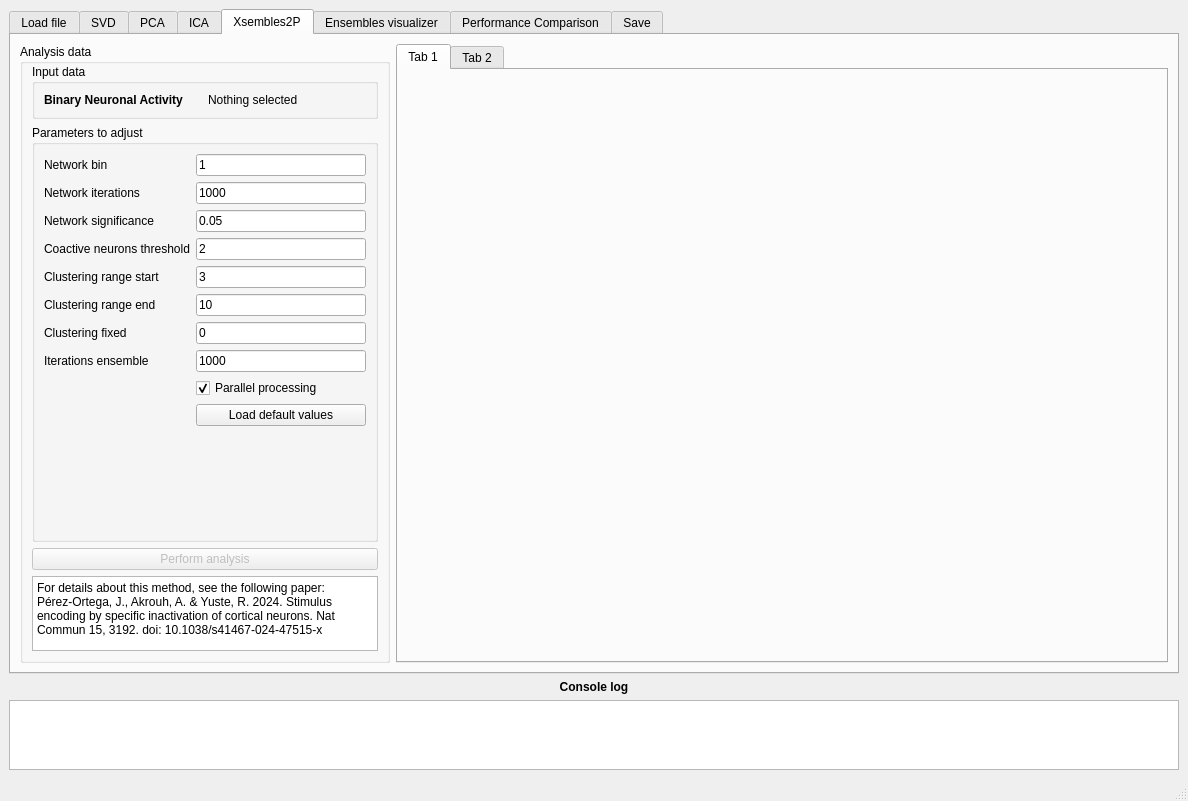
Qt form gui/MainWindow.ui (rivelco/ENCORE) before a commit.
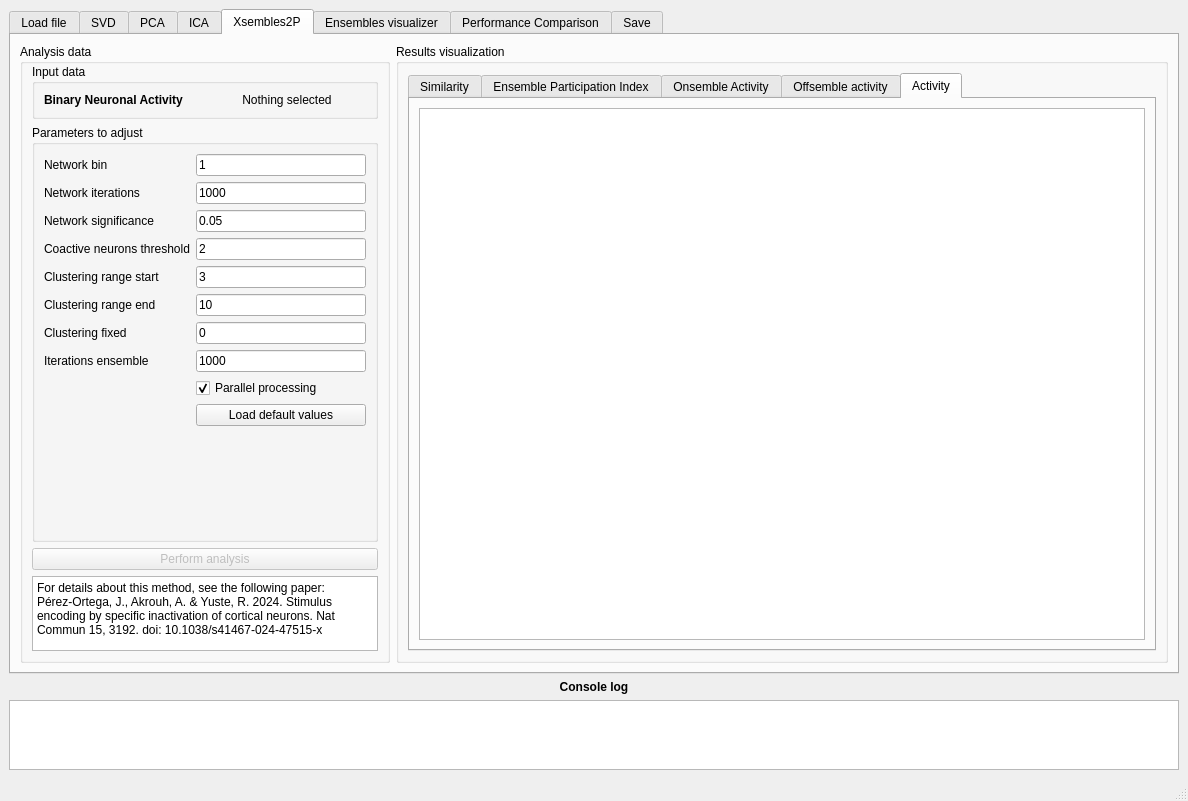
The same form after that commit. The open tabs and pages were chosen to show the change. Custom widgets are drawn as their Qt base class.

Commit message:
Adding basic plots for Xnsembles2P
The layout and names of objects

Patch:
```diff
--- a/gui/MainWindow.ui
+++ b/gui/MainWindow.ui
@@ -2370,6 +2370,9 @@
                 <property name="text">
                  <string>Nothing selected</string>
                 </property>
+                <property name="alignment">
+                 <set>Qt::AlignCenter</set>
+                </property>
                </widget>
               </item>
              </layout>
@@ -2553,17 +2556,69 @@
          </widget>
         </item>
         <item>
+         <widget class="QGroupBox" name="groupBox_30">
+          <property name="title">
+           <string>Results visualization</string>
+          </property>
+          <layout class="QVBoxLayout" name="verticalLayout_52">
+           <item>
          <widget class="QTabWidget" name="tabWidget_4">
+             <property name="currentIndex">
+              <number>4</number>
+             </property>
           <widget class="QWidget" name="tab_38">
            <attribute name="title">
-            <string>Tab 1</string>
-           </attribute>
+               <string>Similarity</string>
+              </attribute>
+              <layout class="QVBoxLayout" name="verticalLayout_51">
+               <item>
+                <widget class="MatplotlibWidget" name="x2p_plot_similarity"/>
+               </item>
+              </layout>
           </widget>
           <widget class="QWidget" name="tab_39">
            <attribute name="title">
-            <string>Tab 2</string>
-           </attribute>
-          </widget>
+               <string>Ensemble Participation Index</string>
+              </attribute>
+              <layout class="QVBoxLayout" name="verticalLayout_53">
+               <item>
+                <widget class="MatplotlibWidget" name="x2p_plot_epi"/>
+               </item>
+              </layout>
+             </widget>
+             <widget class="QWidget" name="tab_40">
+              <attribute name="title">
+               <string>Onsemble Activity</string>
+              </attribute>
+              <layout class="QVBoxLayout" name="verticalLayout_54">
+               <item>
+                <widget class="MatplotlibWidget" name="x2p_plot_onsemact"/>
+               </item>
+              </layout>
+             </widget>
+             <widget class="QWidget" name="tab_41">
+              <attribute name="title">
+               <string>Offsemble activity</string>
+              </attribute>
+              <layout class="QVBoxLayout" name="verticalLayout_55">
+               <item>
+                <widget class="MatplotlibWidget" name="x2p_plot_offsemact"/>
+               </item>
+              </layout>
+             </widget>
+             <widget class="QWidget" name="tab_42">
+              <attribute name="title">
+               <string>Activity</string>
+              </attribute>
+              <layout class="QVBoxLayout" name="verticalLayout_56">
+               <item>
+                <widget class="MatplotlibWidget" name="x2p_plot_activity"/>
+               </item>
+              </layout>
+             </widget>
+            </widget>
+           </item>
+          </layout>
          </widget>
         </item>
        </layout>
```
Left out of the diff: 2 changed lines with no effect on the pictures. Lines whose indentation alone changed are shown as unchanged.
